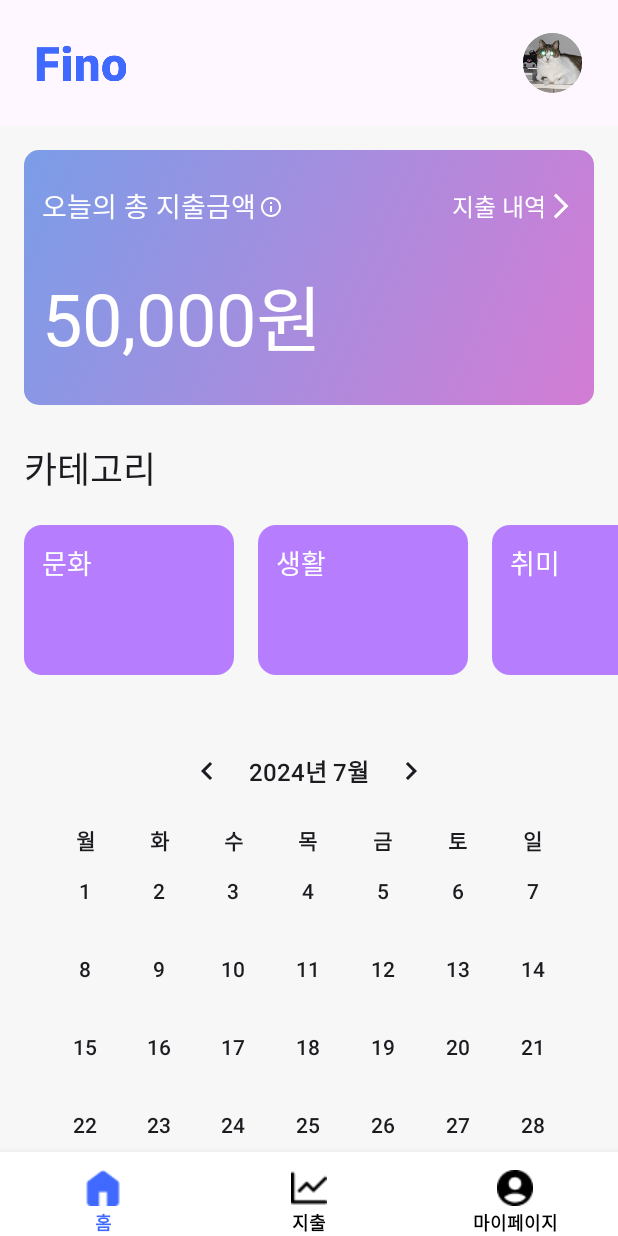
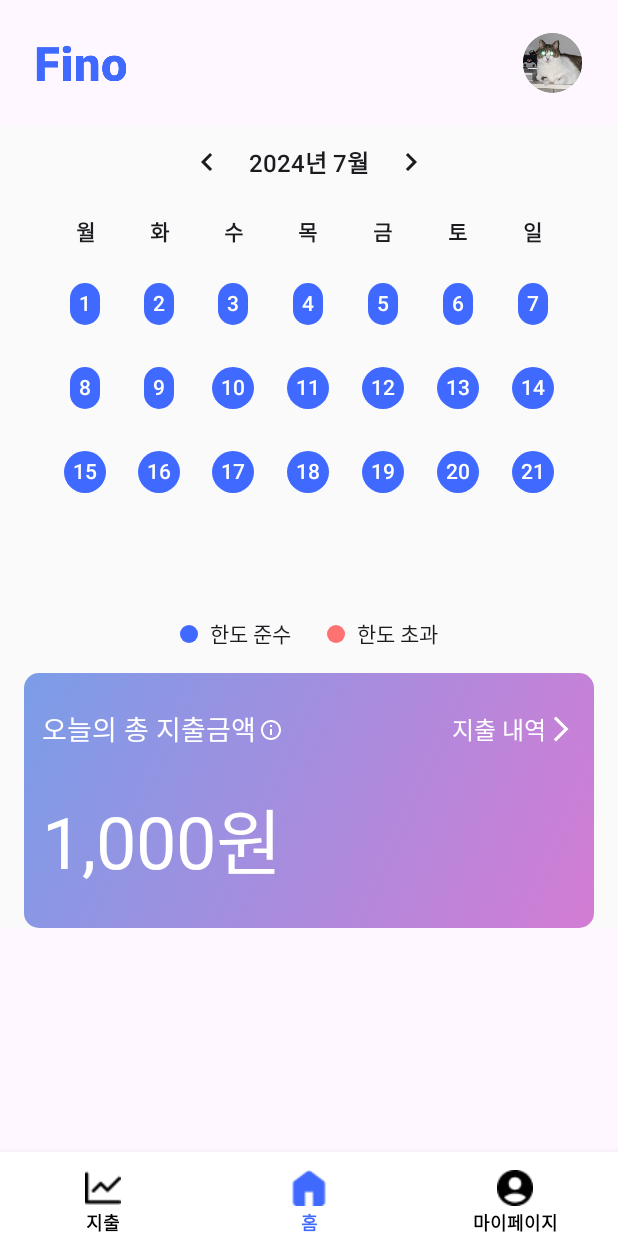
Before and after one commit to 2024-SIGNIEL/signiel-android, an Android app built with Jetpack Compose: the root screen opened through its navigation route, on a phone screen of 412 x 824 dp. Run offline under Robolectric (Android 15) with nearby library versions, the phone set to English and light mode, and no system bars; Roboto replaces fonts that are not available here.

Commit message:
feat :: Home

```diff
--- a/app/src/main/java/com/seunghoon/generator/feature/home/HomeScreen.kt
+++ b/app/src/main/java/com/seunghoon/generator/feature/home/HomeScreen.kt
@@ -6,6 +6,7 @@ import androidx.compose.animation.core.tween
 import androidx.compose.foundation.Image
 import androidx.compose.foundation.background
 import androidx.compose.foundation.layout.Arrangement
+import androidx.compose.foundation.layout.Box
 import androidx.compose.foundation.layout.Column
 import androidx.compose.foundation.layout.Row
 import androidx.compose.foundation.layout.Spacer
@@ -18,6 +19,7 @@ import androidx.compose.foundation.layout.statusBarsPadding
 import androidx.compose.foundation.layout.width
 import androidx.compose.foundation.lazy.LazyRow
 import androidx.compose.foundation.rememberScrollState
+import androidx.compose.foundation.shape.CircleShape
 import androidx.compose.foundation.shape.RoundedCornerShape
 import androidx.compose.foundation.verticalScroll
 import androidx.compose.material3.Icon
@@ -62,7 +64,7 @@ fun HomeScreen(
 ) {
     var started by remember { mutableStateOf(false) }
     val todayPaid by animateIntAsState(
-        targetValue = if (started) 50000
+        targetValue = if (started) 1000
         else 0,
         label = "",
         animationSpec = tween(durationMillis = 2000)
@@ -82,9 +84,38 @@ fun HomeScreen(
                 .background(Colors.Background_Gray)
                 .verticalScroll(rememberScrollState()),
         ) {
+            SignielCalendar()
+            Spacer(modifier = Modifier.height(8.dp))
+            Row(
+                modifier = Modifier.fillMaxWidth(),
+                verticalAlignment = Alignment.CenterVertically,
+                horizontalArrangement = Arrangement.Center,
+            ) {
+                Box(
+                    modifier = Modifier
+                        .size(12.dp)
+                        .clip(CircleShape)
+                        .background(Colors.Main)
+                )
+                Text(
+                    modifier = Modifier.padding(start = 8.dp),
+                    text = "한도 준수",
+                )
+                Spacer(modifier = Modifier.width(24.dp))
+                Box(
+                    modifier = Modifier
+                        .size(12.dp)
+                        .clip(CircleShape)
+                        .background(Colors.OnError),
+                )
+                Text(
+                    modifier = Modifier.padding(start = 8.dp),
+                    text = "한도 초과",
+                )
+            }
             Spacer(modifier = Modifier.height(16.dp))
             PayCard(todayPaid = todayPaid)
-            Spacer(modifier = Modifier.height(24.dp))
+            /*Spacer(modifier = Modifier.height(24.dp))
             Text(
                 modifier = Modifier.padding(start = 16.dp),
                 text = "카테고리",
@@ -95,10 +126,8 @@ fun HomeScreen(
             )
             Spacer(modifier = Modifier.height(20.dp))
             Categories()
-            Spacer(modifier = Modifier.height(40.dp))
-            SignielCalendar {
+            Spacer(modifier = Modifier.height(40.dp))*/
 
-            }
         }
     }
 }
@@ -163,7 +192,7 @@ private fun PayCard(
                     text = "오늘의 총 지출금액",
                     style = Typography.Medium.copy(
                         fontSize = 18.sp,
-                        fontWeight = FontWeight.Normal,
+                        fontWeight = FontWeight.SemiBold,
                     ),
                     color = Colors.White,
                 )
--- a/app/src/main/java/com/seunghoon/generator/ui/RootScreen.kt
+++ b/app/src/main/java/com/seunghoon/generator/ui/RootScreen.kt
@@ -30,15 +30,15 @@ import com.seunghoon.generator.navigation.BottomMenu
 import com.seunghoon.generator.navigation.NavigationRoute
 
 val menus = listOf(
+    BottomMenu.PAY,
     BottomMenu.HOME,
-    BottomMenu.PAY,
     BottomMenu.MYPAGE,
 )
 
 @SuppressLint("UnusedMaterial3ScaffoldPaddingParameter")
 @Composable
 fun RootScreen(
-    navController: NavController
+    navController: NavController,
 ) {
     val navHostController = rememberNavController()
 
@@ -88,7 +88,7 @@ fun RootScreen(
         }
     ) { paddingValues ->
         NavHost(
-            modifier = Modifier.padding(paddingValues),
+            modifier = Modifier.padding(bottom = paddingValues.calculateBottomPadding()),
             navController = navHostController,
             startDestination = NavigationRoute.Root.HOME,
         ) {
--- a/app/src/main/java/com/seunghoon/generator/ui/SignielCalendar.kt
+++ b/app/src/main/java/com/seunghoon/generator/ui/SignielCalendar.kt
@@ -1,5 +1,6 @@
 package com.seunghoon.generator.ui
 
+import androidx.compose.foundation.background
 import androidx.compose.foundation.clickable
 import androidx.compose.foundation.interaction.MutableInteractionSource
 import androidx.compose.foundation.layout.Arrangement
@@ -9,9 +10,9 @@ import androidx.compose.foundation.layout.ExperimentalLayoutApi
 import androidx.compose.foundation.layout.FlowRow
 import androidx.compose.foundation.layout.Row
 import androidx.compose.foundation.layout.Spacer
-import androidx.compose.foundation.layout.fillMaxHeight
 import androidx.compose.foundation.layout.fillMaxSize
 import androidx.compose.foundation.layout.fillMaxWidth
+import androidx.compose.foundation.layout.height
 import androidx.compose.foundation.layout.padding
 import androidx.compose.foundation.shape.CircleShape
 import androidx.compose.foundation.shape.RoundedCornerShape
@@ -36,13 +37,19 @@ import androidx.compose.ui.text.style.TextAlign
 import androidx.compose.ui.tooling.preview.Preview
 import androidx.compose.ui.unit.dp
 import androidx.compose.ui.unit.sp
+import com.seunghoon.designsystem.ui.theme.Colors
 import java.time.LocalDate
+
+enum class CalendarColor(val value: Int) {
+    RED(1),
+    NORMAL(2),
+    BLUE(3),
+}
 
 @OptIn(ExperimentalLayoutApi::class)
 @Composable
 fun SignielCalendar(
     modifier: Modifier = Modifier,
-    fetchDate: (String) -> Unit,
 ) {
     var currentYear by remember { mutableIntStateOf(LocalDate.now().year) }
     var currentMonth by remember { mutableIntStateOf(LocalDate.now().monthValue) }
@@ -75,7 +82,7 @@ fun SignielCalendar(
         CalendarDate(day, currentMonth, currentYear)
     }
 
-    Column(modifier = modifier.fillMaxHeight(0.7f)) {
+    Column(modifier = modifier.height(320.dp)) {
         Row(
             modifier = Modifier
                 .fillMaxWidth()
@@ -96,7 +103,7 @@ fun SignielCalendar(
                             currentYear--
                             currentMonth = 12
                         } else currentMonth--
-                    }
+                    },
             )
             Text(
                 text = "${currentYear}년 ${currentMonth}월",
@@ -151,6 +158,7 @@ fun SignielCalendar(
                     )
                 }
             }
+            Spacer(modifier = Modifier.height(12.dp))
             if (update) {
                 FlowRow(
                     modifier = Modifier
@@ -187,7 +195,6 @@ fun SignielCalendar(
                                     interactionSource = remember { MutableInteractionSource() },
                                 ) {
                                     select = "${date.year}${date.month}${date.day}"
-                                    fetchDate(select)
                                 },
                             horizontalAlignment = Alignment.CenterHorizontally,
                             verticalArrangement = Arrangement.Center,
@@ -195,16 +202,17 @@ fun SignielCalendar(
                             // 일
                             Text(
                                 modifier = Modifier
-                                    /*.background(
-                                        color = Color.Gray,
+                                    .background(
+                                        color = Colors.Main,
                                         shape = CircleShape,
-                                    )*/
+                                    )
                                     .clip(CircleShape)
-                                    .padding(4.dp),
+                                    .padding(6.dp),
                                 text = (date.day).toString(),
                                 textAlign = TextAlign.Center,
                                 fontSize = 14.sp,
-                                fontWeight = FontWeight.Medium,
+                                fontWeight = FontWeight.SemiBold,
+                                color = Colors.White,
                             )
                         }
                         if (startOfMonth == daysInCurrentMonth + dayOfWeek) {
@@ -221,9 +229,7 @@ fun SignielCalendar(
 @Composable
 private fun SignielCalendarPreview() {
     Box(modifier = Modifier.fillMaxSize(), contentAlignment = Alignment.Center) {
-        SignielCalendar {
-
-        }
+        SignielCalendar()
     }
 }
 
--- a/core/designsystem/src/main/java/com/seunghoon/designsystem/ui/theme/Colors.kt
+++ b/core/designsystem/src/main/java/com/seunghoon/designsystem/ui/theme/Colors.kt
@@ -13,7 +13,8 @@ object Colors {
     val Main_Pressed = Color(0xFF1145FF)
     val Main_Disabled = Color(0xFF89A3FF)
     val Error = Color(0xFFD10000)
-    val Background_Gray = Color(0xFFF7F7F7)
+    val Background_Gray = Color(0xFFFAFAFA)
     val Secondary = Color(0xFFFFE70B)
     val Tertiary = Color(0xFFB67DFF)
+    val OnError = Color(0xFFFF7272)
 }
```
